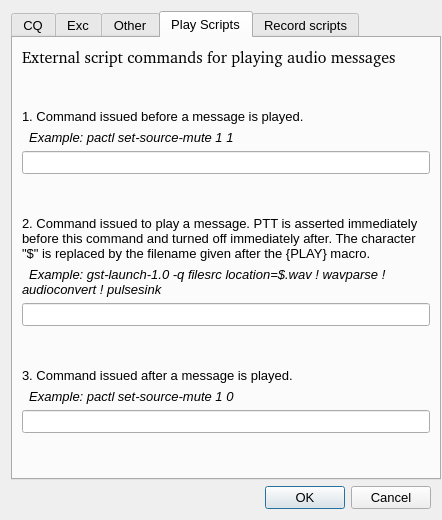
Qt form so2sdr/ssbmessagedialog.ui (n4ogw/so2sdr) before a commit.
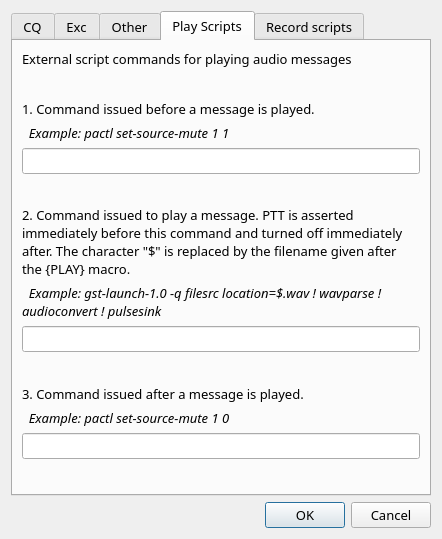
The same form after that commit. The open tabs and pages were chosen to show the change.

What changed in the file:
```diff
--- a/so2sdr/ssbmessagedialog.ui
+++ b/so2sdr/ssbmessagedialog.ui
@@ -8,11 +8,11 @@
     <x>0</x>
     <y>0</y>
     <width>442</width>
-    <height>520</height>
+    <height>539</height>
    </rect>
   </property>
   <property name="sizePolicy">
-   <sizepolicy hsizetype="Fixed" vsizetype="Fixed">
+   <sizepolicy hsizetype="MinimumExpanding" vsizetype="MinimumExpanding">
     <horstretch>0</horstretch>
     <verstretch>0</verstretch>
    </sizepolicy>
@@ -20,15 +20,21 @@
   <property name="minimumSize">
    <size>
     <width>442</width>
-    <height>520</height>
+    <height>460</height>
    </size>
   </property>
   <property name="maximumSize">
    <size>
-    <width>446</width>
-    <height>520</height>
+    <width>600</width>
+    <height>700</height>
    </size>
   </property>
+  <property name="font">
+   <font>
+    <family>Sans</family>
+    <pointsize>10</pointsize>
+   </font>
+  </property>
   <property name="windowTitle">
    <string>Voice Messages</string>
   </property>
@@ -51,21 +57,21 @@
      <item>
       <widget class="QTabWidget" name="msgTab">
        <property name="sizePolicy">
-        <sizepolicy hsizetype="Fixed" vsizetype="MinimumExpanding">
+        <sizepolicy hsizetype="MinimumExpanding" vsizetype="MinimumExpanding">
          <horstretch>0</horstretch>
          <verstretch>0</verstretch>
         </sizepolicy>
        </property>
        <property name="minimumSize">
         <size>
-         <width>430</width>
-         <height>350</height>
+         <width>420</width>
+         <height>400</height>
         </size>
        </property>
        <property name="maximumSize">
         <size>
-         <width>430</width>
-         <height>495</height>
+         <width>600</width>
+         <height>700</height>
         </size>
        </property>
        <property name="font">
@@ -1279,6 +1285,12 @@
         </layout>
        </widget>
        <widget class="QWidget" name="tab">
+        <property name="sizePolicy">
+         <sizepolicy hsizetype="Preferred" vsizetype="MinimumExpanding">
+          <horstretch>0</horstretch>
+          <verstretch>0</verstretch>
+         </sizepolicy>
+        </property>
         <attribute name="title">
          <string>Play Scripts</string>
         </attribute>
@@ -1287,8 +1299,8 @@
           <widget class="QLabel" name="label_3">
            <property name="font">
             <font>
-             <family>Cantarell [unknown]</family>
-             <pointsize>12</pointsize>
+             <family>Sans</family>
+             <pointsize>10</pointsize>
             </font>
            </property>
            <property name="text">
@@ -1585,6 +1597,12 @@
    </item>
    <item>
     <widget class="QDialogButtonBox" name="ssbmessage_buttons">
+     <property name="sizePolicy">
+      <sizepolicy hsizetype="MinimumExpanding" vsizetype="MinimumExpanding">
+       <horstretch>0</horstretch>
+       <verstretch>0</verstretch>
+      </sizepolicy>
+     </property>
      <property name="font">
       <font>
        <pointsize>10</pointsize>
```
Left out of the diff: 4 changed lines with no effect on the pictures.
